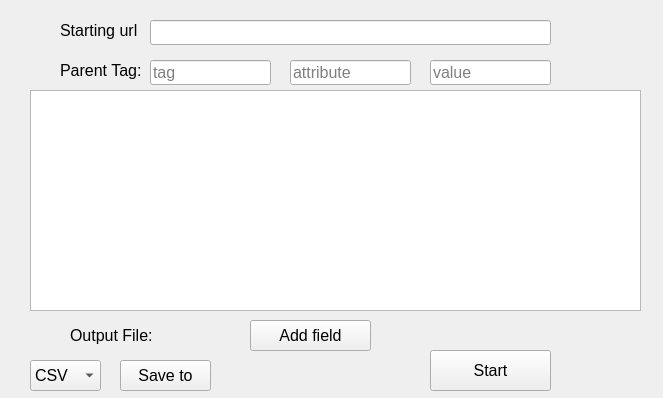
Old version of the form Scraper_app/main.ui in the repository mido-99/Full-Projects.
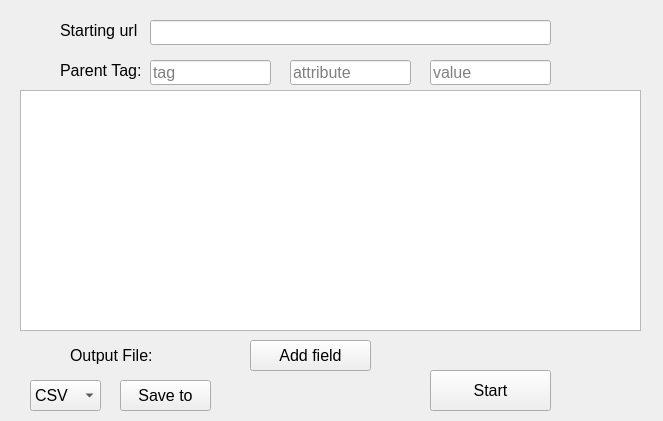
New version of the form.

Patch:
```diff
--- a/Scraper_app/main.ui
+++ b/Scraper_app/main.ui
@@ -7,7 +7,7 @@
     <x>0</x>
     <y>0</y>
     <width>663</width>
-    <height>398</height>
+    <height>421</height>
    </rect>
   </property>
   <property name="font">
@@ -40,7 +40,7 @@
    <property name="geometry">
     <rect>
      <x>250</x>
-     <y>320</y>
+     <y>340</y>
      <width>121</width>
      <height>31</height>
     </rect>
@@ -58,7 +58,7 @@
    <property name="geometry">
     <rect>
      <x>430</x>
-     <y>350</y>
+     <y>370</y>
      <width>121</width>
      <height>41</height>
     </rect>
@@ -76,7 +76,7 @@
    <property name="geometry">
     <rect>
      <x>30</x>
-     <y>360</y>
+     <y>380</y>
      <width>71</width>
      <height>31</height>
     </rect>
@@ -106,7 +106,7 @@
    <property name="geometry">
     <rect>
      <x>70</x>
-     <y>320</y>
+     <y>340</y>
      <width>101</width>
      <height>31</height>
     </rect>
@@ -139,7 +139,7 @@
    <property name="geometry">
     <rect>
      <x>120</x>
-     <y>360</y>
+     <y>380</y>
      <width>91</width>
      <height>31</height>
     </rect>
@@ -156,10 +156,10 @@
   <widget class="QListWidget" name="listWidget">
    <property name="geometry">
     <rect>
-     <x>30</x>
+     <x>20</x>
      <y>90</y>
-     <width>611</width>
-     <height>221</height>
+     <width>621</width>
+     <height>241</height>
     </rect>
    </property>
    <property name="font">
```
